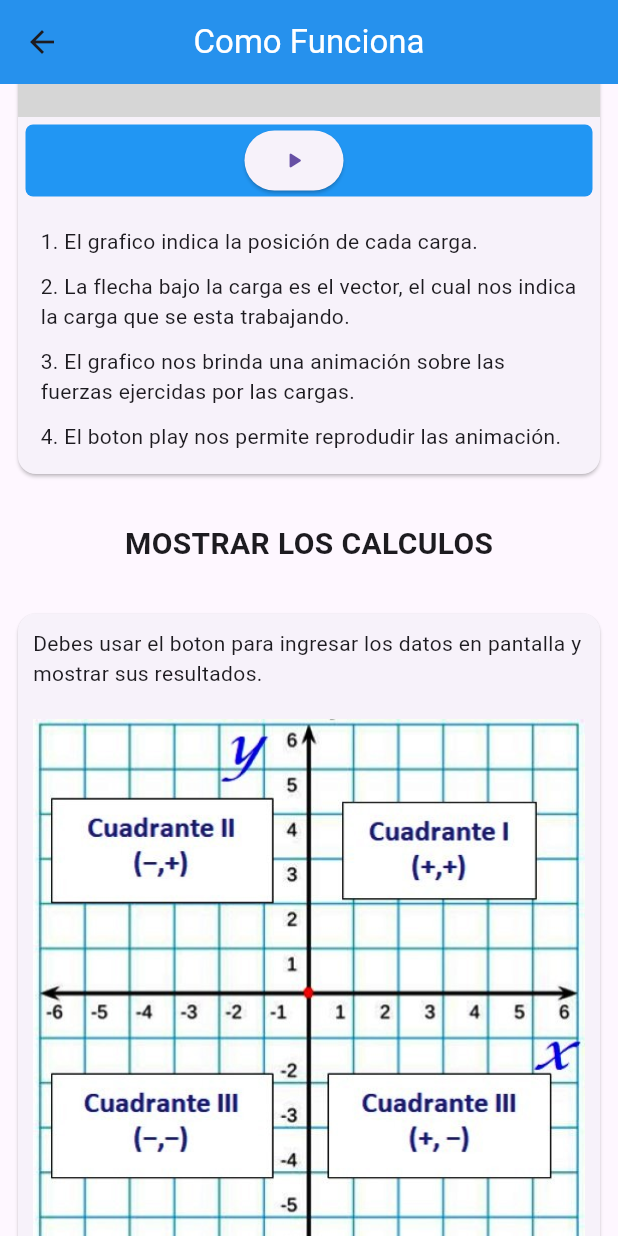
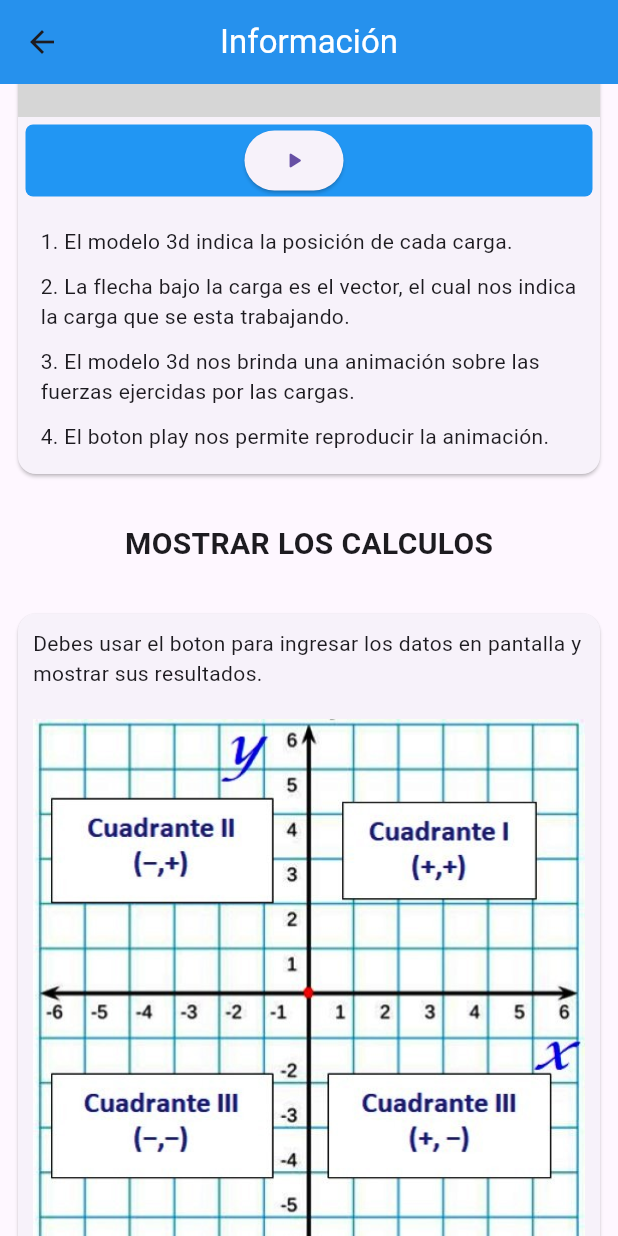
Before and after one commit to DeibyRamirez/Calculos-de-Fuerza-Electrica, a Flutter app: the Informacion screen opened directly, scrolled down 576 dp, on a phone screen of 412 x 824 dp. Run offline on Flutter 3.47's test engine with Material 3 defaults, Android fonts, the phone set to English and light mode, and no system bars; missing offline and left inert: flutter_3d_controller; grey boxes are pictures that could not be loaded.

Commit message:
Realice el cambio de algunas palabras incorrectas, no debe ser grafico debe ser modelo 3d...

```diff
--- a/lib/Informacion.dart
+++ b/lib/Informacion.dart
@@ -24,7 +24,7 @@ class _InformacionState extends State<Informacion> {
     return Scaffold(
         appBar: AppBar(
           title: const Text(
-            'Como Funciona',
+            'Información',
             style: TextStyle(color: Colors.white),
           ),
           centerTitle: true,
@@ -104,7 +104,7 @@ class _InformacionState extends State<Informacion> {
                 ),
                 const SizedBox(height: 20),
                 const Text(
-                  'GRAFICA',
+                  'GRAFICA MODELO 3D',
                   style: TextStyle(fontSize: 20, fontWeight: FontWeight.bold),
                 ),
                 Padding(
@@ -167,16 +167,16 @@ class _InformacionState extends State<Informacion> {
                           crossAxisAlignment: CrossAxisAlignment.start,
                           children: [
                             Text(
-                                '1. El grafico indica la posición de cada carga.'),
+                                '1. El modelo 3d indica la posición de cada carga.'),
                             SizedBox(height: 10),
                             Text(
                                 '2. La flecha bajo la carga es el vector, el cual nos indica la carga que se esta trabajando.'),
                             SizedBox(height: 10),
                             Text(
-                                '3. El grafico nos brinda una animación sobre las fuerzas ejercidas por las cargas.'),
+                                '3. El modelo 3d nos brinda una animación sobre las fuerzas ejercidas por las cargas.'),
                             SizedBox(height: 10),
                             Text(
-                                '4. El boton play nos permite reprodudir las animación.'),
+                                '4. El boton play nos permite reproducir la animación.'),
                           ],
                         ),
                       ),
@@ -207,7 +207,7 @@ class _InformacionState extends State<Informacion> {
                         ),
                         const SizedBox(height: 10),
                         const Text(
-                            'Siempre teniendo encuenta que las cargas que se encuentra acompañadas del vector estan en el punto de origen del plano'),
+                            'Siempre teniendo encuenta que las cargas que se encuentra acompañadas del vector, estan en el punto de origen del plano'),
                         const SizedBox(height: 10),
                         const ElevatedButton(
                           onPressed: null,
```
